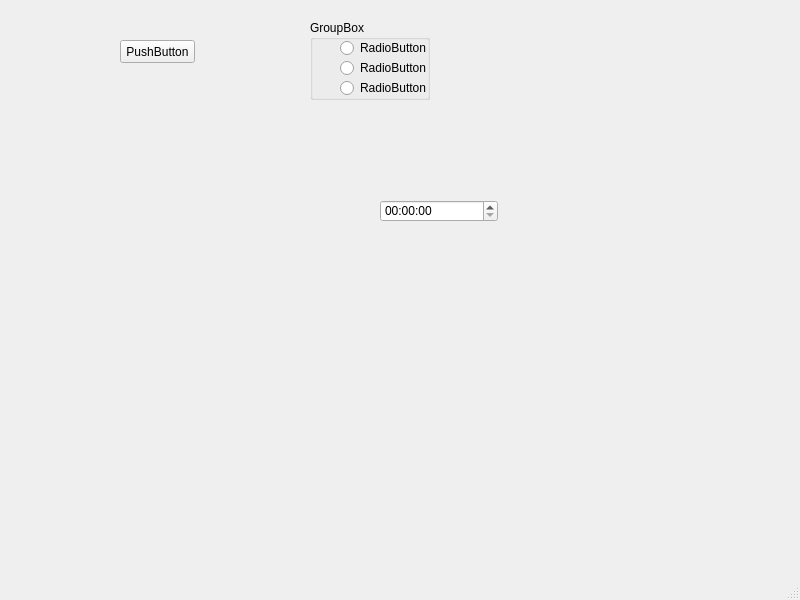
Before: the Qt Designer form test.ui in jindezhang/kqj, drawn with Qt 5.
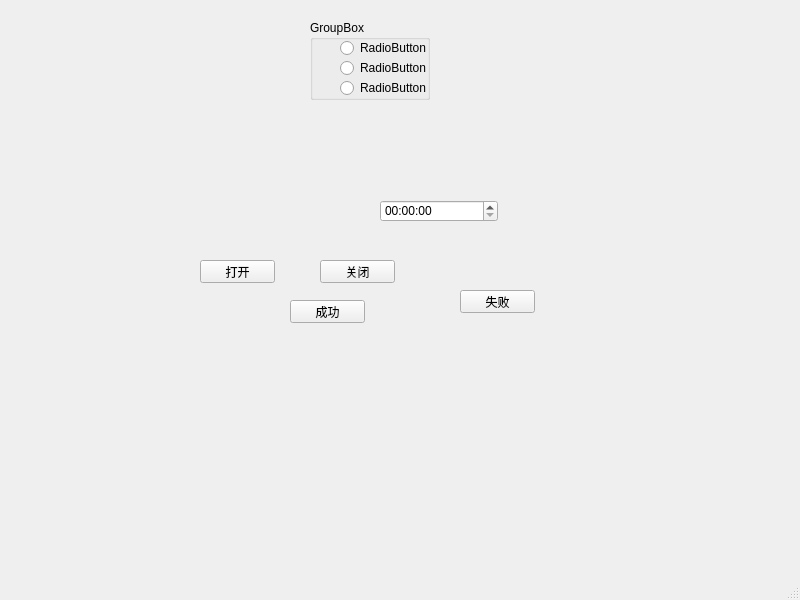
After: the same form once the commit is applied.

```diff
--- a/test.ui
+++ b/test.ui
@@ -17,14 +17,14 @@
    <widget class="QPushButton" name="pushButton">
     <property name="geometry">
      <rect>
-      <x>120</x>
-      <y>40</y>
+      <x>200</x>
+      <y>260</y>
       <width>75</width>
       <height>23</height>
      </rect>
     </property>
     <property name="text">
-     <string>PushButton</string>
+     <string>打开</string>
     </property>
    </widget>
    <widget class="QGroupBox" name="groupBox">
@@ -89,6 +89,45 @@
      </rect>
     </property>
    </widget>
+   <widget class="QPushButton" name="pushButton_2">
+    <property name="geometry">
+     <rect>
+      <x>320</x>
+      <y>260</y>
+      <width>75</width>
+      <height>23</height>
+     </rect>
+    </property>
+    <property name="text">
+     <string>关闭</string>
+    </property>
+   </widget>
+   <widget class="QPushButton" name="pushButton_3">
+    <property name="geometry">
+     <rect>
+      <x>290</x>
+      <y>300</y>
+      <width>75</width>
+      <height>23</height>
+     </rect>
+    </property>
+    <property name="text">
+     <string>成功</string>
+    </property>
+   </widget>
+   <widget class="QPushButton" name="pushButton_4">
+    <property name="geometry">
+     <rect>
+      <x>460</x>
+      <y>290</y>
+      <width>75</width>
+      <height>23</height>
+     </rect>
+    </property>
+    <property name="text">
+     <string>失败</string>
+    </property>
+   </widget>
   </widget>
   <widget class="QMenuBar" name="menubar">
    <property name="geometry">
```
